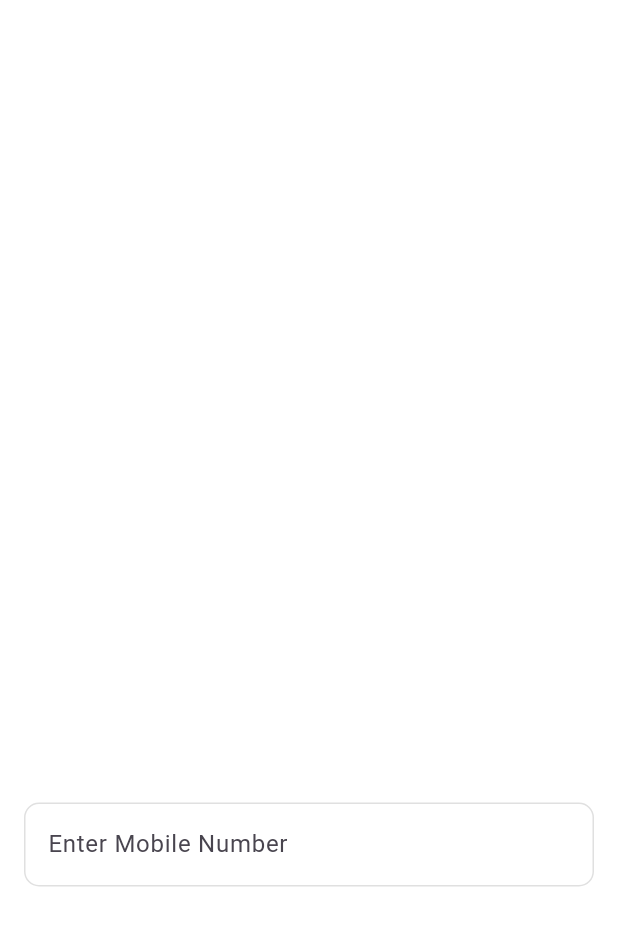
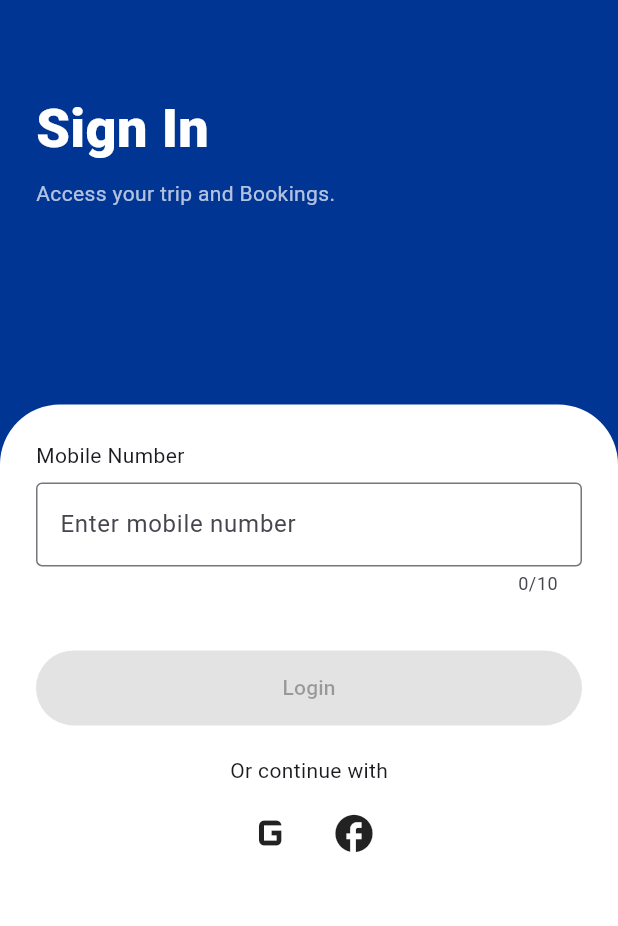
Before and after one commit to autonopros-project/tripbreak_App, a Flutter app: the screen it shows after launch, on a phone screen of 412 x 824 dp. Shown: the top 926 px of the screen. Run offline on Flutter 3.47's test engine with Material 3 defaults, Android fonts, the light colour scheme and no system bars; our stand-ins replace device_info_plus, dropdown_search, flutter_easyloading, flutter_speed_dial, geolocator, image_picker and 4 more; Roboto replaces fonts that are missing (RadioCanada).

Commit message:
Login Page Update

```diff
--- a/lib/main.dart
+++ b/lib/main.dart
@@ -51,7 +51,7 @@ class MyApp extends StatelessWidget {
               );
             },
           ),
-          home: const SplashScreen(),  // ✅ FIX: add back your start screen
+          home: const SignInPage(),  // ✅ FIX: add back your start screen
         ),
       ),
     );
--- a/lib/src/core/core/constants/constant_text.dart
+++ b/lib/src/core/core/constants/constant_text.dart
@@ -47,6 +47,12 @@ class Constants {
   static const String guideSubTitle ="Your journey to unforgettable destinations starts here.";
   static const String getStarted ='Get Started';
   // static const String  = '';
+  static const String greetingLogin = "Access your trip and Bookings.";
+  static const String getMobileNo = "Enter mobile number";
+  static const String getSignIn = "Sign In";
+  static const String enterOtp = "Enter OTP";
+  static const String resendOtp = "Resend OTP";
+  static const String invalidOtp = "Invalid OTP";
 }
 
 class ConstantMessage {
--- a/lib/src/core/core/utils/routes.dart
+++ b/lib/src/core/core/utils/routes.dart
@@ -45,7 +45,7 @@ class NavigateRoutes {
       await LocalStorages.logOutUser();
       return Navigator.pushAndRemoveUntil(
           navigatorKey.currentContext!,
-          MaterialPageRoute<Widget>(builder: (_) => const LoginScreenWidget()),
+          MaterialPageRoute<Widget>(builder: (_) => const SignInPage()),
               (Route<dynamic> route) => false);
     }
     return Timer(
@@ -53,7 +53,7 @@ class NavigateRoutes {
             () => Navigator.pushAndRemoveUntil(
             navigatorKey.currentContext!,
             MaterialPageRoute<Widget>(
-                builder: (_) => const LoginScreenWidget()),
+                builder: (_) => const SignInPage()),
                 (Route<dynamic> route) => false));
   }
 
--- a/lib/src/features/Home/ui/registrationFormScreen.dart
+++ b/lib/src/features/Home/ui/registrationFormScreen.dart
@@ -10,6 +10,8 @@ import '../../widgets/custom_text.dart';
 import '../../widgets/custom_text_form.dart';
 import '../../widgets/submit_btn.dart';
 import '../provider/home_screen_provider.dart';
+
+
 
 class RegistrationFormScreen extends StatefulWidget {
   const RegistrationFormScreen({super.key});
--- a/lib/src/features/login/ui/login_screen.dart
+++ b/lib/src/features/login/ui/login_screen.dart
@@ -14,233 +14,195 @@ import '../../widgets/custom_text_form.dart';
 import '../../widgets/submit_btn.dart';
 import '../login_index.dart';
 
-class LoginScreenWidget extends StatelessWidget {
-  const LoginScreenWidget({super.key});
+
+class SignInPage extends StatelessWidget {
+  const SignInPage({super.key});
 
   @override
   Widget build(BuildContext context) {
-    final Size size = MediaQuery.of(context).size;
+    final double headerHeight = MediaQuery.of(context).size.height * 0.4;
 
     return Consumer<LoginProvider>(
-      builder: (BuildContext context, LoginProvider loginProvider, _) {
+      builder: (context, loginProvider, _) {
         return Scaffold(
-          body: Stack(
-            children: <Widget>[
-              // Background Image
-             /* Positioned.fill(
-                child: Image.asset(
-                  Assets.loginTop,
-                  fit: BoxFit.cover,
-                ),
-              ),*/
+          backgroundColor: const Color(0xFFFCF9F8),
+          body: SingleChildScrollView(
+            child: Column(
+              children: [
+                Stack(
+                  clipBehavior: Clip.none,
+                  children: [
+                    // HEADER
+                    Container(
+                      height: headerHeight,
+                      width: double.infinity,
+                      color: const Color(0xFF003594),
+                      padding: const EdgeInsets.symmetric(
+                          horizontal: 24, vertical: 20),
+                      child: const Column(
+                        crossAxisAlignment: CrossAxisAlignment.start,
+                        children: [
+                          SizedBox(height: 40),
+                          Text(
+                            Constants.getSignIn,
+                            style: TextStyle(
+                              color: Colors.white,
+                              fontSize: 36,
+                              fontWeight: FontWeight.w800,
+                            ),
+                          ),
+                          SizedBox(height: 8),
+                          Text(
+                            Constants.greetingLogin,
+                            style: TextStyle(color: Colors.white70),
+                          ),
+                        ],
+                      ),
+                    ),
 
-              // Login Content
-              SingleChildScrollView(
-                padding: const EdgeInsets.all(16.0),
-                child: ConstrainedBox(
-                  constraints: BoxConstraints(minHeight: size.height),
-                  child: IntrinsicHeight(
-                    child: Column(
-                      crossAxisAlignment: CrossAxisAlignment.start,
-                      children: <Widget>[
-                        const Spacer(flex: 4), // Pushes content to lower half
+                    // CARD
+                    Padding(
+                      padding: EdgeInsets.only(top: headerHeight - 60),
+                      child: Container(
+                        padding: const EdgeInsets.all(24),
+                        decoration: const BoxDecoration(
+                          color: Colors.white,
+                          borderRadius:
+                          BorderRadius.vertical(top: Radius.circular(40)),
+                        ),
+                        child: Column(
+                          crossAxisAlignment: CrossAxisAlignment.start,
+                          children: [
 
-                        CustomText(
-                          maxLines: 2,
-                          writtenText: Constants.welcome,
-                          textStyle: ThemeTextStyle.style(
-                            fontSize: context.width * 0.06,
-                            color: Colors.white,
-                            fontWeight: FontWeight.bold,
-                          ),
-                        ),
-                        24.ph,
-                        CustomTextFormField(
-                          controller: loginProvider.mobileNoController,
-                          focusNode: loginProvider.mobileNoFocusNode,
-                          keyboardType: TextInputType.number,
-                          validator: (String? p0) {
-                            if (p0?.isEmpty ?? true) {
-                              return 'Please enter mobile number';
-                            }
-                            return null;
-                          },
-                          onChanged: (String p0) async {
-                            if (p0.length < 10) {
-                              loginProvider.resetOtpFlow();
-                            }
-                            if (p0.length == 10 && !loginProvider.isUserExist) {
-                              await loginProvider.getOtpApiCall();
-                            }
-                          },
-                          hintText:
-                          '${Constants.enter} ${Constants.mobileNumber}',
-                          inputFormatters: <TextInputFormatter>[
-                            FilteringTextInputFormatter.digitsOnly,
-                            LengthLimitingTextInputFormatter(10),
-                          ],
-                        ),
-                        16.ph,
+                            /// MOBILE INPUT
+                            const Text("Mobile Number"),
+                            const SizedBox(height: 8),
+                            TextField(
+                              controller:
+                              loginProvider.mobileNoController,
+                              keyboardType: TextInputType.number,
+                              maxLength: 10,
+                              onChanged: (value) async {
+                                if (value.length < 10) {
+                                  loginProvider.resetOtpFlow();
+                                }
 
-                        // OTP Section
-                        if (loginProvider.mobileNoController.text.length == 10 &&
-                            loginProvider.isUserExist)
-                          Column(
-                            crossAxisAlignment: CrossAxisAlignment.start,
-                            children: <Widget>[
-                              CustomText(
-                                writtenText: 'Enter OTP',
-                                textStyle: ThemeTextStyle.style(
-                                  color: Colors.white,
-                                ),
+                                if (value.length == 10 &&
+                                    !loginProvider.isUserExist) {
+                                  await loginProvider.getOtpApiCall();
+                                }
+                              },
+                              decoration: const InputDecoration(
+                                hintText: Constants.getMobileNo,
+                                border: OutlineInputBorder(),
                               ),
-                              12.ph,
-                              PinCodeTextField(
-                                inputFormatters: <TextInputFormatter>[
-                                  FilteringTextInputFormatter.digitsOnly
-                                ],
-                                autoFocus: true,
-                                mainAxisAlignment:
-                                MainAxisAlignment.spaceEvenly,
-                                appContext: context,
-                                controller: loginProvider.otpController,
-                                focusNode: loginProvider.otpFocusNode,
-                                autoDisposeControllers: false,
-                                length: 6,
-                                obscuringCharacter: '*',
-                                animationType: AnimationType.scale,
-                                validator: (String? v) => null,
-                                pinTheme: PinTheme(
-                                  shape: PinCodeFieldShape.box,
-                                  borderRadius: BorderRadius.circular(10),
-                                  activeFillColor: Colors.white,
-                                  inactiveFillColor: Colors.white,
-                                  selectedFillColor: Colors.white,
-                                  selectedColor: Colors.black54,
-                                  inactiveColor: Colors.black45,
-                                  disabledColor: Colors.black45,
-                                ),
-                                cursorColor: Colors.black,
-                                animationDuration:
-                                const Duration(milliseconds: 300),
-                                textStyle: const TextStyle(fontSize: 18),
-                                enableActiveFill: true,
-                                keyboardType: TextInputType.number,
-                                boxShadows: const <BoxShadow>[
-                                  BoxShadow(
-                                    color: Colors.grey,
-                                    blurRadius: 10,
-                                  )
-                                ],
-                              ),
-                              InkWell(
-                                onTap: loginProvider.timer == 0
-                                    ? () async {
-                                  await loginProvider.resendOtpApiCall();
-                                }
-                                    : null,
-                                child: Padding(
-                                  padding: const EdgeInsets.all(8.0),
-                                  child: Row(
+                            ),
+
+                            const SizedBox(height: 16),
+
+                            /// OTP SECTION
+                            if (loginProvider.isUserExist)
+                              Column(
+                                crossAxisAlignment: CrossAxisAlignment.start,
+                                children: [
+                                  const Text(Constants.enterOtp),
+                                  const SizedBox(height: 8),
+                                  TextField(
+                                    controller:
+                                    loginProvider.otpController,
+                                    keyboardType: TextInputType.number,
+                                    maxLength: 6,
+                                    decoration: const InputDecoration(
+                                      border: OutlineInputBorder(),
+                                    ),
+                                  ),
+
+                                  const SizedBox(height: 8),
+
+                                  /// TIMER + RESEND
+                                  Row(
                                     mainAxisAlignment:
                                     MainAxisAlignment.spaceBetween,
-                                    children: <Widget>[
-                                      if (loginProvider
-                                          .otpController.text.isEmpty)
-                                        CustomText(
-                                          writtenText:
-                                          'Time Left : ${loginProvider.timer}',
-                                          textStyle: ThemeTextStyle.style(
-                                            color: Colors.white,
-                                          ),
-                                        ),
-                                      Row(
-                                        mainAxisSize: MainAxisSize.min,
-                                        children: <Widget>[
-                                          CustomText(
-                                            writtenText:
-                                            '${Constants.resend} ${Constants.otp}',
-                                            textStyle: ThemeTextStyle.style(
-                                              color: loginProvider.timer == 0
-                                                  ? ThemeColors.primaryColor
-                                                  : ThemeColors.greyColor,
-                                            ),
-                                          ),
-                                          8.pw,
-                                          CustomIcon(
-                                            icon: Icons.touch_app_outlined,
-                                            color: loginProvider.timer == 0
-                                                ? ThemeColors.primaryColor
-                                                : ThemeColors.greyColor,
-                                          ),
-                                        ],
+                                    children: [
+                                      Text(
+                                          "Time left: ${loginProvider.timer}"),
+                                      TextButton(
+                                        onPressed:
+                                        loginProvider.timer == 0
+                                            ? () {
+                                          loginProvider
+                                              .resendOtpApiCall();
+                                        }
+                                            : null,
+                                        child: const Text(Constants.resendOtp),
                                       ),
                                     ],
                                   ),
-                                ),
+                                ],
                               ),
-                            ],
-                          ),
 
-                        // Submit button after OTP filled
-                        if (loginProvider.otpController.text.length == 6)
-                          Padding(
-                            padding:
-                            EdgeInsets.all(context.height * 0.015),
-                            child: SubmitButtonFillWidget(
-                              onTap: () async {
-                                await Utils.fetchDeviceInfo();
+                            const SizedBox(height: 20),
 
-                                if (loginProvider.otpController.text ==
-                                    loginProvider.getApiOtp ||
-                                    loginProvider.otpController.text ==
-                                        '852025') {
-                                  final Map<String, String> deviceData =
-                                      Utils.deviceInfo;
+                            /// LOGIN BUTTON
+                            SizedBox(
+                              width: double.infinity,
+                              height: 50,
+                              child: ElevatedButton(
+                                onPressed: loginProvider
+                                    .otpController.text.length ==
+                                    6
+                                    ? () async {
+                                  if (loginProvider.otpController.text ==
+                                      loginProvider.getApiOtp ||
+                                      loginProvider.otpController.text ==
+                                          '852025') {
 
-                                  printDebug("Device Info: $deviceData");
-
-                                  await LocalStorages.saveUserData(
-                                      localSaveType:
-                                      LocalSaveType.mobileNumber,
-                                      value: loginProvider.mobileNoController
-                                          .text
-                                          .trim());
-                                  await LocalStorages.saveUserData(
-                                      localSaveType: LocalSaveType.otp,
-                                      value: loginProvider.otpController.text
-                                          .trim());
-                                  await LocalStorages.saveUserData(
+                                    await LocalStorages.saveUserData(
                                       localSaveType:
                                       LocalSaveType.isLoggedIn,
-                                      value: true);
+                                      value: true,
+                                    );
 
-                                  loginProvider.mobileNoController.clear();
-                                  loginProvider.getApiOtp = Constants.empty;
-                                  loginProvider.otpController.clear();
+                                    loginProvider.mobileNoController.clear();
+                                    loginProvider.otpController.clear();
+                                    loginProvider.resetOtpFlow();
 
-                                  await NavigateRoutes.navigateTo();
-                                } else {
-                                  EasyLoading.showInfo('Invalid OTP');
-                                  loginProvider.otpController.clear();
-                                  loginProvider.otpFocusNode.requestFocus();
+                                    await NavigateRoutes.navigateTo();
+                                  } else {
+                                    EasyLoading.showError(
+                                        Constants.invalidOtp);
+                                  }
                                 }
-                              },
-                              text: Constants.login,
-                              btnColor: ThemeColors.blueColor,
-                              textPadding:
-                              EdgeInsets.all(context.height * 0.015),
-                              isEnabled: false,
+                                    : null,
+                                child: const Text("Login"),
+                              ),
                             ),
-                          ),
 
-                        const Spacer(flex: 2), // Bottom space
-                      ],
+                            const SizedBox(height: 20),
+
+                            /// OPTIONAL SOCIAL (STILL USELESS BUT PRETTY)
+                            const Center(child: Text("Or continue with")),
+                            const SizedBox(height: 12),
+
+                            Row(
+                              mainAxisAlignment:
+                              MainAxisAlignment.center,
+                              children: const [
+                                Icon(Icons.g_mobiledata, size: 40),
+                                SizedBox(width: 20),
+                                Icon(Icons.facebook, size: 30),
+                              ],
+                            ),
+
+                            const SizedBox(height: 30),
+                          ],
+                        ),
+                      ),
                     ),
-                  ),
+                  ],
                 ),
-              ),
-            ],
+              ],
+            ),
           ),
         );
       },
```
